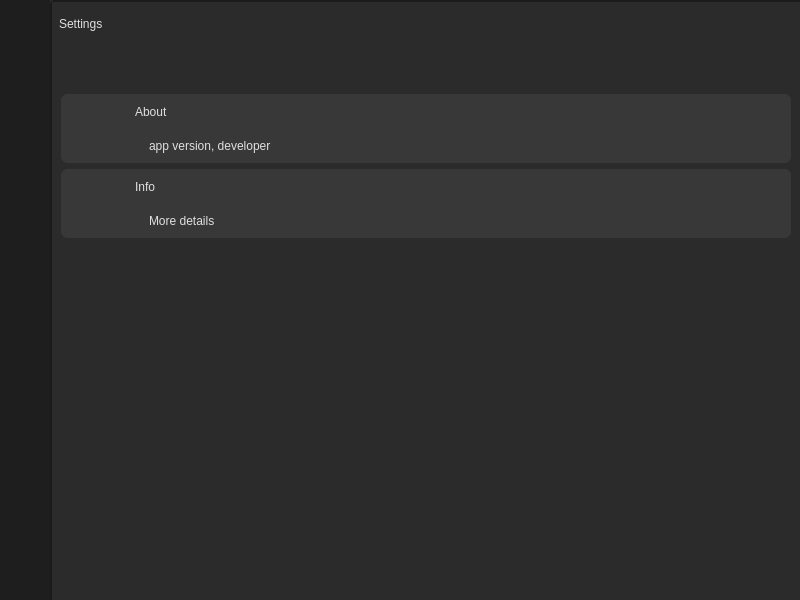
First picture: the form in files/more/main.ui, repository prathambahekar/better-gui, before the edit.
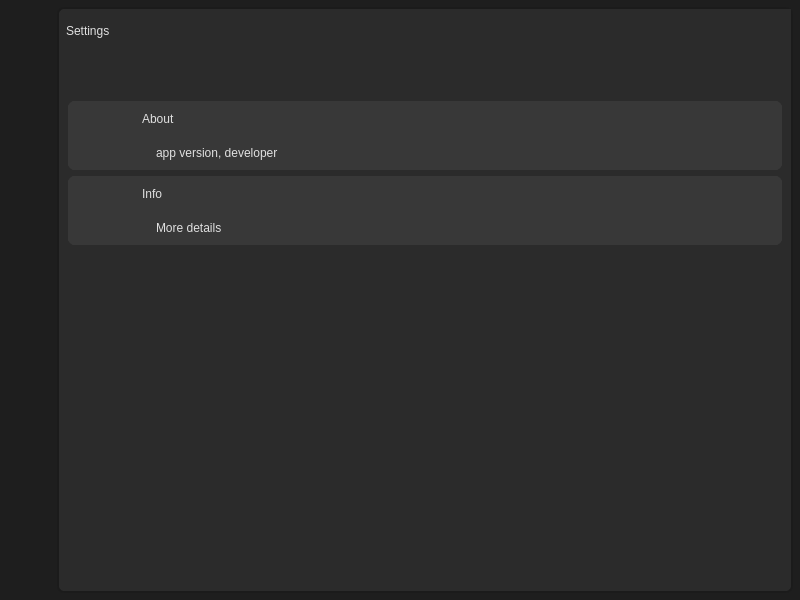
Second picture: the form after the edit. Icons and pictures are not drawn.

```diff
--- a/files/more/main.ui
+++ b/files/more/main.ui
@@ -22,7 +22,7 @@
   <widget class="QWidget" name="centralwidget">
    <property name="styleSheet">
     <string notr="true">* {
-    background-color: #2b2b2b;
+    background-color: #1e1e1e;
     font: 600 20pt &quot;Segoe UI Variable Display Semib&quot;;
     color: #e0e0e0;
 }
@@ -45,14 +45,13 @@
 }
 
 #mainFrame {
-    border-left: 2px solid #1b1b1b;
-    border-top: 2px solid #1b1b1b;
-    border-top-left-radius: 5px;
-    border-bottom: transparent;
-    border-right: transparent;
+    border: 2px solid #1b1b1b;
+    border-radius: 5px;
+	
 }
 
 #leftMenu .QPushButton {
+	
     padding: 7px;
     image-position: left center;
     font: 600 14pt &quot;Segoe UI Variable Display Semib&quot;;
@@ -60,11 +59,13 @@
 }
 
 #settings_btn {
-    image: url(:/leftMenu/Icons/regular_settings_light.svg);
+    
+	image: url(:/icons/assest/settings_48_regular.svg);
 }
 
 #home_btn {
-    image: url(:/leftMenu/Icons/regular_home_light.svg);
+    
+	image: url(:/icons/assest/home_48_regular.svg);
 }
 
 #theme_btn {
@@ -75,10 +76,6 @@
     image: url(:/leftMenu/Icons/menu_light.svg);
 }
 
-#info_btn {
-    image: url(:/leftMenu/Icons/light_info.svg);
-}
-
 #stg_lbl_main {
     padding-left: 4px;
     font: 700 24pt &quot;Segoe UI Variable Display&quot;;
@@ -139,16 +136,16 @@
      <number>0</number>
     </property>
     <property name="leftMargin">
-     <number>0</number>
+     <number>7</number>
     </property>
     <property name="topMargin">
-     <number>0</number>
+     <number>7</number>
     </property>
     <property name="rightMargin">
-     <number>0</number>
+     <number>7</number>
     </property>
     <property name="bottomMargin">
-     <number>0</number>
+     <number>7</number>
     </property>
     <item>
      <widget class="QFrame" name="leftMenu">
@@ -295,6 +292,10 @@
     </item>
     <item>
      <widget class="QFrame" name="mainFrame">
+      <property name="styleSheet">
+       <string notr="true">background-color: #2b2b2b;
+border-radius: 7px;</string>
+      </property>
       <property name="frameShape">
        <enum>QFrame::Shape::StyledPanel</enum>
       </property>
```
Left out of the diff: 2 changed lines with no effect on the pictures.
